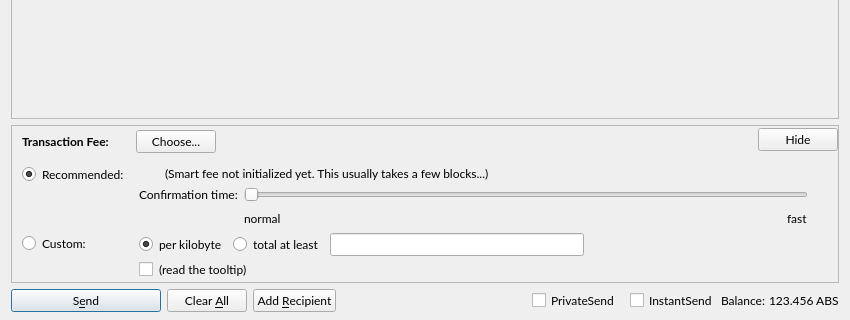
Old version of the form src/qt/forms/sendcoinsdialog.ui in the repository ichudu/ABS; both pictures show x 0 to 850 and y 206 to 526 of the 850 by 526 pixel window.
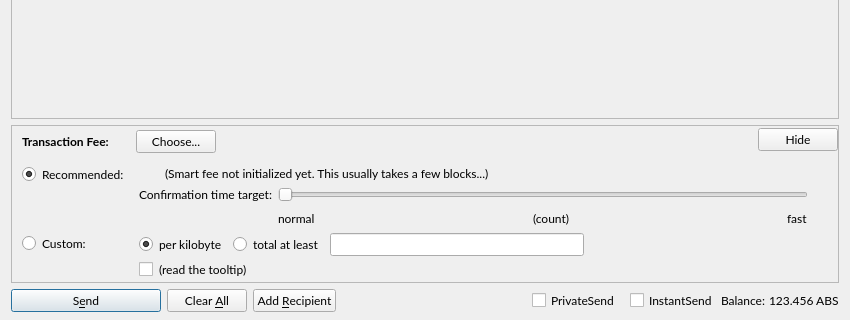
New version of the form. Custom widgets are drawn as their Qt base class.

Commit message:
Merge #8989: [Qt] overhaul smart-fee slider, adjust default confirmation target
cfe77ef [Qt] overhaul smart-fee slider, adjust default confirmation target (Jonas Schnelli)
6f02899 [Qt] Hide nTxConfirmTarget behind WalletModel (Jonas Schnelli)
004168d CoinControl: add option for custom confirmation target (Jonas Schnelli)

The edit to the form file:
```diff
--- a/src/qt/forms/sendcoinsdialog.ui
+++ b/src/qt/forms/sendcoinsdialog.ui
@@ -1036,7 +1036,7 @@
                    <item>
                     <widget class="QLabel" name="labelSmartFee3">
                      <property name="text">
-                      <string>Confirmation time:</string>
+                      <string>Confirmation time target:</string>
                      </property>
                      <property name="margin">
                       <number>2</number>
@@ -1100,6 +1100,26 @@
                        </property>
                       </widget>
                      </item>
+                     <item>
+                      <spacer name="horizontalSpacer_7">
+                       <property name="orientation">
+                        <enum>Qt::Horizontal</enum>
+                       </property>
+                       <property name="sizeHint" stdset="0">
+                        <size>
+                         <width>40</width>
+                         <height>20</height>
+                        </size>
+                       </property>
+                      </spacer>
+                     </item>
+                     <item>
+                      <widget class="QLabel" name="confirmationTargetLabel">
+                       <property name="text">
+                        <string>(count)</string>
+                       </property>
+                      </widget>
+                     </item>
                      <item>
                       <spacer name="horizontalSpacer_3">
                        <property name="orientation">
```
Left out of the diff: 2 changed lines with no effect on the pictures. The commit also changes 6 other files.
